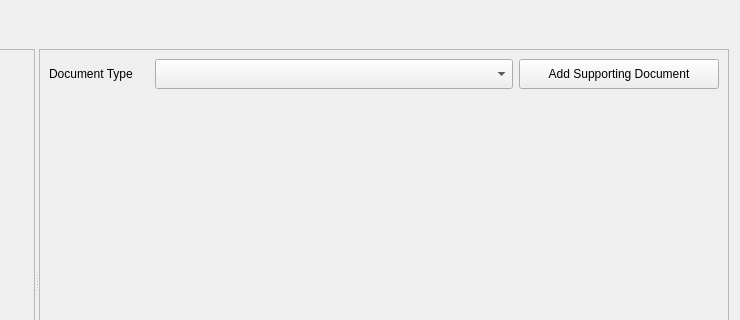
This is ui/social_tenure/ui_str_editor.ui in gltn/stdm as Qt 5 draws it before an edit; both pictures show x 197 to 937 and y 0 to 320 of the 937 by 554 pixel window. The edited form follows.
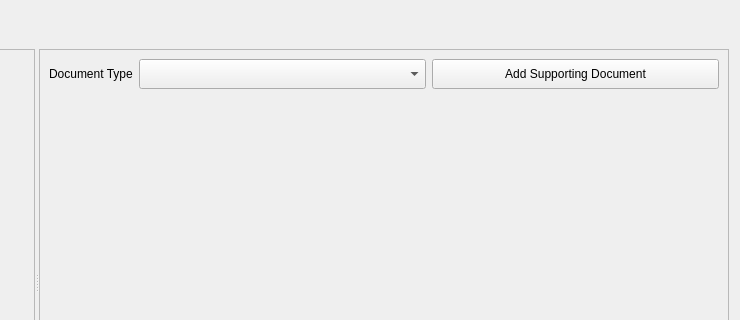
This is the edited form. The open tabs and pages were chosen to show the change. Icons and pictures are not drawn. Custom widgets are drawn as their Qt base class.

The edit to the form file:
```diff
--- a/ui/social_tenure/ui_str_editor.ui
+++ b/ui/social_tenure/ui_str_editor.ui
@@ -16,6 +16,12 @@
     <verstretch>0</verstretch>
    </sizepolicy>
   </property>
+  <property name="minimumSize">
+   <size>
+    <width>600</width>
+    <height>300</height>
+   </size>
+  </property>
   <property name="windowTitle">
    <string>New Social Tenure Relationship</string>
   </property>
@@ -347,6 +353,12 @@
          <layout class="QGridLayout" name="gridLayout_6">
           <item row="0" column="1">
            <widget class="QComboBox" name="doc_type_cbo">
+            <property name="sizePolicy">
+             <sizepolicy hsizetype="Expanding" vsizetype="Fixed">
+              <horstretch>0</horstretch>
+              <verstretch>0</verstretch>
+             </sizepolicy>
+            </property>
             <property name="minimumSize">
              <size>
               <width>0</width>
@@ -363,6 +375,12 @@
           </item>
           <item row="0" column="2">
            <widget class="QPushButton" name="add_documents_btn">
+            <property name="sizePolicy">
+             <sizepolicy hsizetype="Expanding" vsizetype="Fixed">
+              <horstretch>0</horstretch>
+              <verstretch>0</verstretch>
+             </sizepolicy>
+            </property>
             <property name="minimumSize">
              <size>
               <width>0</width>
@@ -371,7 +389,7 @@
             </property>
             <property name="maximumSize">
              <size>
-              <width>200</width>
+              <width>16777215</width>
               <height>32</height>
              </size>
             </property>
```
Left out of the diff: 4 changed lines with no effect on the pictures.
